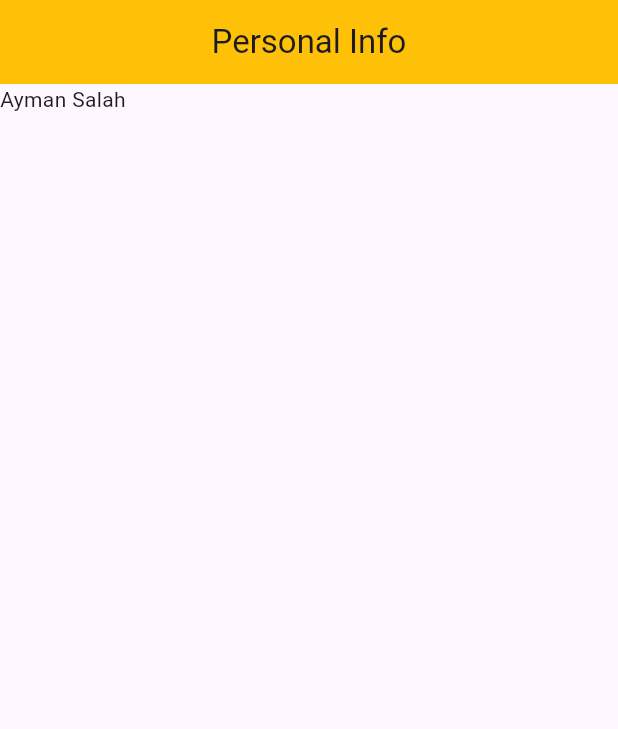
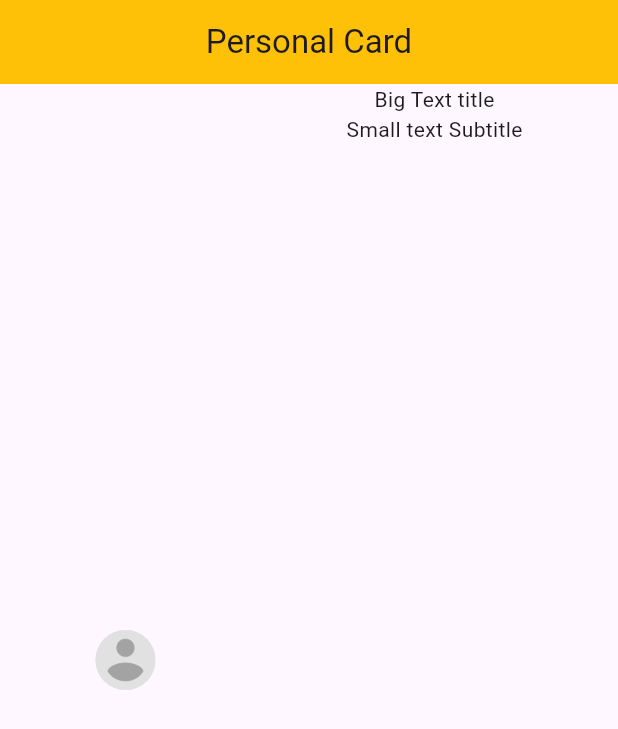
Before and after one commit to aymanSalahA/nti_user_card, a Flutter app: the screen it shows after launch, on a phone screen of 412 x 824 dp. Shown: the top 729 px of the screen. Run offline on Flutter 3.47's test engine with Material 3 defaults, Android fonts, the phone set to English and light mode, and no system bars.

```diff
--- a/lib/main.dart
+++ b/lib/main.dart
@@ -1,4 +1,5 @@
 import 'package:flutter/material.dart';
+import './widgets/card_hero.dart';
 
 void main() {
   runApp(MyApp());
@@ -10,13 +11,14 @@ class MyApp extends StatelessWidget {
   @override
   Widget build(BuildContext context) {
     return MaterialApp(
+      debugShowCheckedModeBanner: false,
       home: Scaffold(
         appBar: AppBar(
           backgroundColor: Colors.amber,
-          title: Text("Personal Info"),
+          title: Text("Personal Card"),
           centerTitle: true,
         ),
-        body: Text("Ayman Salah"),
+        body: CardHero(),
       ),
     );
   }
--- a/lib/models/card_hero.dart
+++ /dev/null
@@ -1 +0,0 @@
-class CardHero {}
--- /dev/null
+++ b/lib/widgets/card_hero.dart
@@ -0,0 +1,18 @@
+import 'package:flutter/material.dart';
+
+class CardHero extends StatelessWidget {
+  const CardHero({super.key});
+
+  @override
+  Widget build(BuildContext context) {
+    return Row(
+      mainAxisAlignment: MainAxisAlignment.spaceAround,
+      children: [
+        CircleAvatar(
+          backgroundImage: AssetImage("assets/images/profile.png"),
+        ), //
+        Column(children: [Text("Big Text title"), Text("Small text Subtitle")]),
+      ],
+    );
+  }
+}
--- a/pubspec.yaml
+++ b/pubspec.yaml
@@ -19,4 +19,4 @@ flutter:
   uses-material-design: true
 
   assets:
-    - assets/images
+    - assets/images/
```
